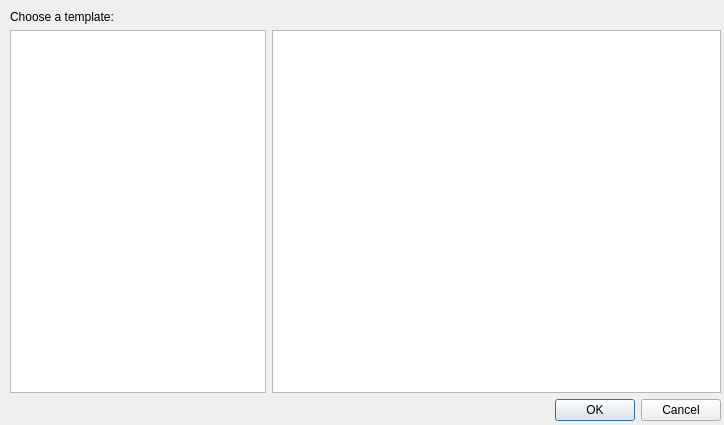
Before: the Qt Designer form src/dialognewgame.ui in ricardoquesada/cocos2d-console-gui, drawn with Qt 5.
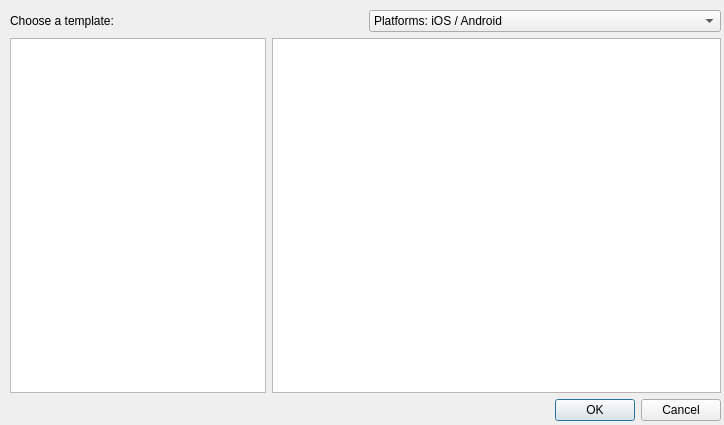
After: the same form once the commit is applied.

Patch:
```diff
--- a/src/dialognewgame.ui
+++ b/src/dialognewgame.ui
@@ -27,11 +27,29 @@
    </property>
    <layout class="QVBoxLayout" name="verticalLayout">
     <item>
+     <layout class="QHBoxLayout" name="horizontalLayout_2">
+      <item>
      <widget class="QLabel" name="label">
       <property name="text">
        <string>Choose a template:</string>
       </property>
      </widget>
+      </item>
+      <item>
+       <widget class="QComboBox" name="comboBox">
+        <item>
+         <property name="text">
+          <string>Platforms: iOS / Android</string>
+         </property>
+        </item>
+        <item>
+         <property name="text">
+          <string>Platforms: All</string>
+         </property>
+        </item>
+       </widget>
+      </item>
+     </layout>
     </item>
     <item>
      <layout class="QHBoxLayout" name="horizontalLayout">
```
Lines whose indentation alone changed are shown as unchanged.
